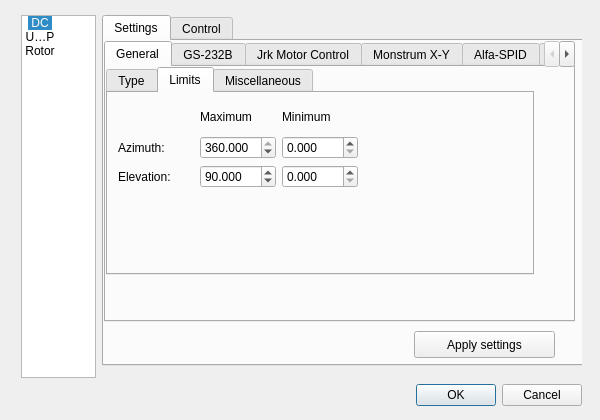
Old version of the form rig/rigdialog.ui in the repository poes-weather/poes-usrp.
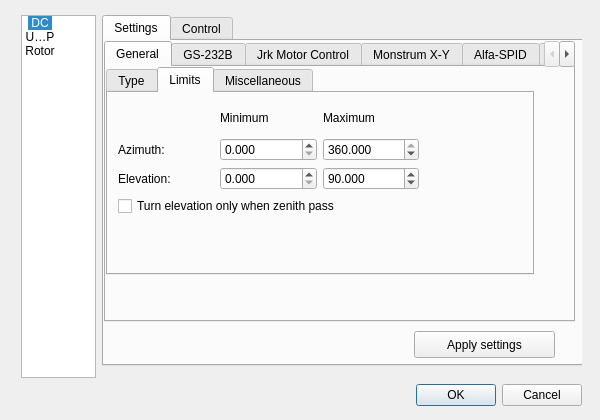
New version of the form. The open tabs and pages were chosen to show the change. Icons and pictures are not drawn.

Commit message: added option turn azimuth axis only when we have a zenith pass and Synch check option to decoder properties

```diff
--- a/rig/rigdialog.ui
+++ b/rig/rigdialog.ui
@@ -715,25 +715,11 @@
                <rect>
                 <x>10</x>
                 <y>10</y>
-                <width>240</width>
-                <height>85</height>
+                <width>301</width>
+                <height>113</height>
                </rect>
               </property>
               <layout class="QGridLayout" name="gridLayout_10">
-               <item row="0" column="1">
-                <widget class="QLabel" name="label_27">
-                 <property name="text">
-                  <string>Maximum</string>
-                 </property>
-                </widget>
-               </item>
-               <item row="0" column="2">
-                <widget class="QLabel" name="label_30">
-                 <property name="text">
-                  <string>Minimum</string>
-                 </property>
-                </widget>
-               </item>
                <item row="1" column="0">
                 <widget class="QLabel" name="label_34">
                  <property name="text">
@@ -748,20 +734,27 @@
                  </property>
                 </widget>
                </item>
-               <item row="1" column="1">
-                <widget class="QDoubleSpinBox" name="maxAzSb">
-                 <property name="decimals">
-                  <number>3</number>
-                 </property>
-                 <property name="maximum">
-                  <double>360.000000000000000</double>
-                 </property>
-                 <property name="value">
-                  <double>360.000000000000000</double>
+               <item row="0" column="1">
+                <widget class="QLabel" name="label_30">
+                 <property name="text">
+                  <string>Minimum</string>
                  </property>
                 </widget>
                </item>
                <item row="1" column="2">
+                <widget class="QDoubleSpinBox" name="maxAzSb">
+                 <property name="decimals">
+                  <number>3</number>
+                 </property>
+                 <property name="maximum">
+                  <double>360.000000000000000</double>
+                 </property>
+                 <property name="value">
+                  <double>360.000000000000000</double>
+                 </property>
+                </widget>
+               </item>
+               <item row="1" column="1">
                 <widget class="QDoubleSpinBox" name="minAzSb">
                  <property name="decimals">
                   <number>3</number>
@@ -771,7 +764,7 @@
                  </property>
                 </widget>
                </item>
-               <item row="2" column="1">
+               <item row="2" column="2">
                 <widget class="QDoubleSpinBox" name="maxElSb">
                  <property name="decimals">
                   <number>3</number>
@@ -784,7 +777,7 @@
                  </property>
                 </widget>
                </item>
-               <item row="2" column="2">
+               <item row="2" column="1">
                 <widget class="QDoubleSpinBox" name="minElSb">
                  <property name="decimals">
                   <number>3</number>
@@ -794,6 +787,20 @@
                  </property>
                 </widget>
                </item>
+               <item row="0" column="2">
+                <widget class="QLabel" name="label_27">
+                 <property name="text">
+                  <string>Maximum</string>
+                 </property>
+                </widget>
+               </item>
+               <item row="3" column="0" colspan="3">
+                <widget class="QCheckBox" name="zenithCb">
+                 <property name="text">
+                  <string>Turn elevation only when zenith pass</string>
+                 </property>
+                </widget>
+               </item>
               </layout>
              </widget>
             </widget>
```
The commit also changes 16 other files.
